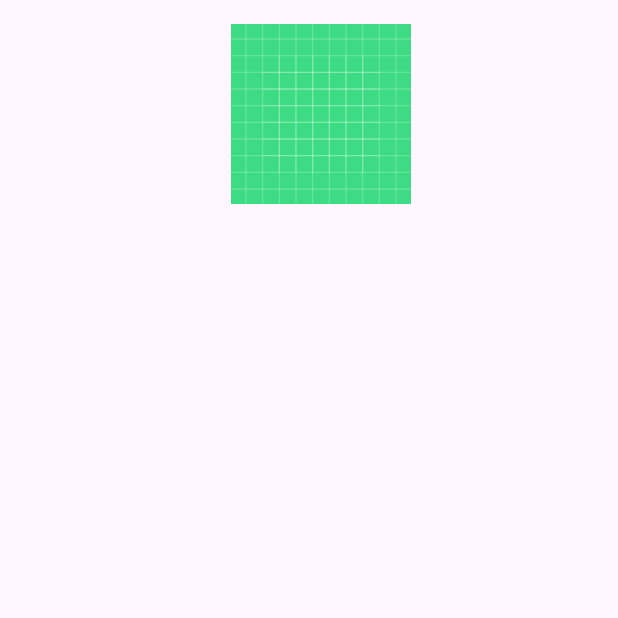
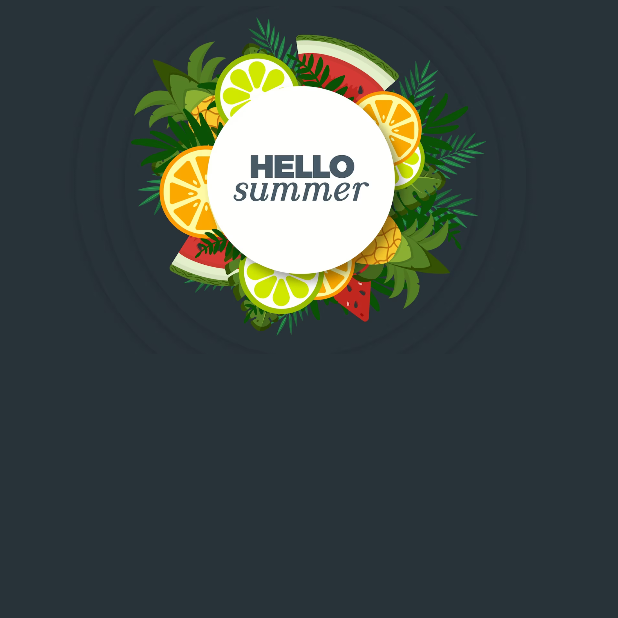
Before and after one commit to Chris-pgl/MarketAppTrial, an Android app: the screen it shows after launch (MainActivity), on a phone screen of 412 x 824 dp, the top half of it. Run offline under Robolectric (Android 15) with nearby library versions, the phone set to English and light mode, and no system bars.

Commit message:
add drawable and firstHome

```diff
--- a/app/src/main/res/layout/activity_main.xml
+++ b/app/src/main/res/layout/activity_main.xml
@@ -5,19 +5,28 @@
     android:id="@+id/main"
     android:layout_width="match_parent"
     android:layout_height="match_parent"
+    android:background="#283339"
     tools:context=".MainActivity">
 
 
     <ImageView
         android:id="@+id/image_header"
-        android:layout_width="match_parent"
-        android:layout_height="120dp"
-        android:layout_marginStart="16dp"
-        android:layout_marginTop="16dp"
-        android:src="@drawable/ic_launcher_background"
+        android:layout_width="0dp"
+        android:layout_height="240dp"
+        android:src="@drawable/header"
+        app:layout_constraintEnd_toEndOf="parent"
+        app:layout_constraintHorizontal_bias="0.0"
         app:layout_constraintStart_toStartOf="parent"
         app:layout_constraintTop_toTopOf="parent" />
 
+    <androidx.recyclerview.widget.RecyclerView
+        android:id="@+id/recyclerView"
+        android:layout_width="match_parent"
+        android:layout_height="wrap_content"
+        android:background="#283339"
+        app:layout_constraintEnd_toEndOf="parent"
+        app:layout_constraintStart_toStartOf="parent"
+        app:layout_constraintTop_toBottomOf="@+id/image_header" />
 
 
 </androidx.constraintlayout.widget.ConstraintLayout>
```
Also changed, not shown: app/src/main/res/drawable/beverage.png (added), app/src/main/res/drawable/bread.png (added), app/src/main/res/drawable/fruit.png (added), app/src/main/res/drawable/header.png (added), app/src/main/res/drawable/milk.png (added), app/src/main/res/drawable/popcorn.png (added), app/src/main/res/drawable/vegitables.png (added).
